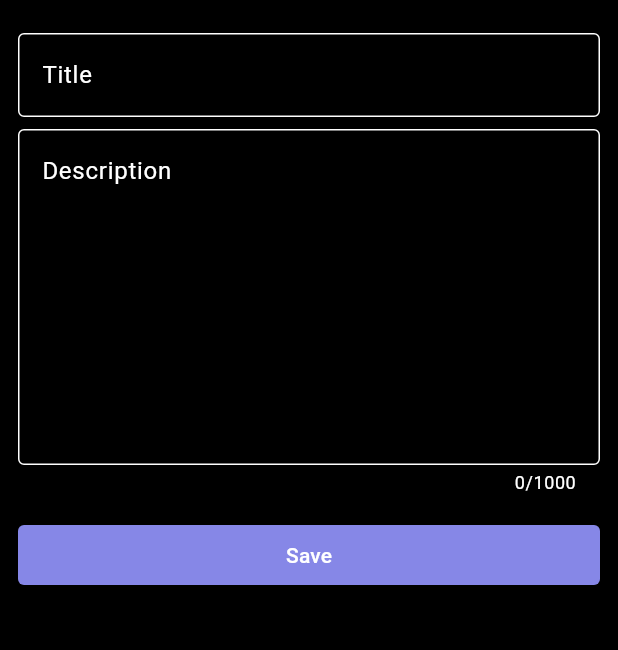
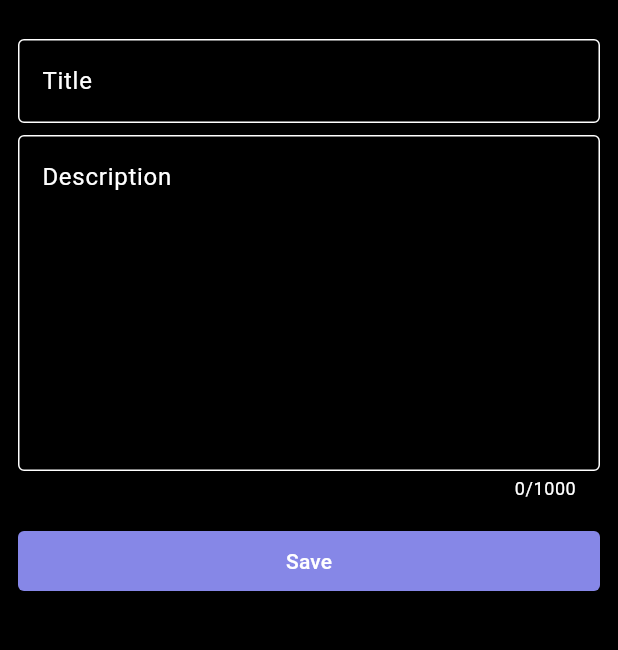
Before and after one commit to Bilawal-Mehfooz-Malik/todo_app, a Flutter app: the screen it shows after launch, after a tap on the "add" icon, on a phone screen of 412 x 824 dp, the part 63-713 px from its top. Run offline on Flutter 3.47's test engine with Material 3 defaults, Android fonts, the phone set to English and light mode, and no system bars; our stand-ins replace flutter_bloc, isar; accounts and stored records are empty; generated files the repository leaves out were written again.

Commit message:
removed responsiveness

```diff
--- a/lib/main.dart
+++ b/lib/main.dart
@@ -1,7 +1,7 @@
-import 'package:flutter_bloc/flutter_bloc.dart';
 import 'package:isar/isar.dart';
 import 'package:flutter/material.dart';
 import 'package:flutter/foundation.dart';
+import 'package:flutter_bloc/flutter_bloc.dart';
 import 'package:path_provider/path_provider.dart';
 import 'package:todo_app/src/features/data/isar_todo.dart';
 import 'package:todo_app/src/features/data/isar_repository.dart';
--- a/lib/src/app.dart
+++ b/lib/src/app.dart
@@ -5,7 +5,7 @@ import 'package:todo_app/src/theme/dark_theme.dart';
 
 // local imports
 import 'package:todo_app/src/utils/extensions.dart';
-import 'package:todo_app/src/features/presentation/my_tasks/my_todo_screen.dart';
+import 'package:todo_app/src/features/presentation/my_todos/my_todo_screen.dart';
 
 class MyApp extends StatelessWidget {
   const MyApp({super.key});
--- a/lib/src/features/presentation/add_tasks/add_todo_screen.dart
+++ /dev/null
@@ -1,32 +0,0 @@
-import 'package:flutter/material.dart';
-
-// local imports
-import 'package:todo_app/src/utils/extensions.dart';
-import 'package:todo_app/src/common/breakpoints.dart';
-import 'package:todo_app/src/constants/app_sizes.dart';
-import 'package:todo_app/src/common/responsive_scrollable_card.dart';
-import 'package:todo_app/src/features/presentation/add_tasks/add_todo_body.dart';
-
-class AddTodoScreen extends StatelessWidget {
-  const AddTodoScreen({super.key});
-
-  @override
-  Widget build(BuildContext context) {
-    return Scaffold(
-      appBar: AppBar(title: Text(context.loc.addTodo)),
-      body: LayoutBuilder(
-        builder: (context, constraints) {
-          if (constraints.maxWidth > Breakpoint.tablet) {
-            return const ResponsiveScrollableCard(child: AddTodoBody());
-          }
-
-          return const Padding(
-            padding:
-                EdgeInsets.symmetric(vertical: Sizes.p8, horizontal: Sizes.p12),
-            child: SingleChildScrollView(child: AddTodoBody()),
-          );
-        },
-      ),
-    );
-  }
-}
--- /dev/null
+++ b/lib/src/features/presentation/add_todo/add_todo_screen.dart
@@ -0,0 +1,21 @@
+import 'package:flutter/material.dart';
+
+// local imports
+import 'package:todo_app/src/utils/extensions.dart';
+import 'package:todo_app/src/constants/app_sizes.dart';
+import 'package:todo_app/src/features/presentation/add_todo/add_todo_body.dart';
+
+class AddTodoScreen extends StatelessWidget {
+  const AddTodoScreen({super.key});
+
+  @override
+  Widget build(BuildContext context) {
+    return Scaffold(
+      appBar: AppBar(title: Text(context.loc.addTodo)),
+      body: const Padding(
+        padding: EdgeInsets.all(Sizes.p12),
+        child: SingleChildScrollView(child: AddTodoBody()),
+      ),
+    );
+  }
+}
--- a/lib/src/features/presentation/my_tasks/my_todo_screen.dart
+++ /dev/null
@@ -1,43 +0,0 @@
-import 'package:flutter/material.dart';
-
-// local imports
-import 'package:todo_app/src/utils/extensions.dart';
-import 'package:todo_app/src/common/breakpoints.dart';
-import 'package:todo_app/src/constants/app_sizes.dart';
-import 'package:todo_app/src/common/responsive_center.dart';
-import 'package:todo_app/src/common/responsive_scrollable_card.dart';
-import 'package:todo_app/src/features/presentation/my_tasks/todo_list_view.dart';
-import 'package:todo_app/src/features/presentation/add_tasks/add_todo_screen.dart';
-
-class MyTodoScreen extends StatelessWidget {
-  const MyTodoScreen({super.key});
-
-  @override
-  Widget build(BuildContext context) {
-    return Scaffold(
-      appBar: AppBar(title: Text(context.loc.myTodos)),
-      body: LayoutBuilder(
-        builder: (context, constraints) {
-          if (constraints.maxWidth > Breakpoint.tablet) {
-            return const ResponsiveScrollableCard(child: TodoListView());
-          }
-
-          return const Padding(
-            padding: EdgeInsets.symmetric(horizontal: Sizes.p12),
-            child: ResponsiveCenter(child: TodoListView()),
-          );
-        },
-      ),
-      floatingActionButton: _floatingActionButton(context),
-    );
-  }
-
-  FloatingActionButton _floatingActionButton(BuildContext context) {
-    return FloatingActionButton(
-      child: const Icon(Icons.add),
-      onPressed: () => Navigator.of(context).push(
-        MaterialPageRoute(builder: (context) => const AddTodoScreen()),
-      ),
-    );
-  }
-}
--- /dev/null
+++ b/lib/src/features/presentation/my_todos/my_todo_screen.dart
@@ -0,0 +1,28 @@
+import 'package:flutter/material.dart';
+
+// local imports
+import 'package:todo_app/src/utils/extensions.dart';
+import 'package:todo_app/src/features/presentation/my_todos/todo_list_view.dart';
+import 'package:todo_app/src/features/presentation/add_todo/add_todo_screen.dart';
+
+class MyTodoScreen extends StatelessWidget {
+  const MyTodoScreen({super.key});
+
+  @override
+  Widget build(BuildContext context) {
+    return Scaffold(
+      appBar: AppBar(title: Text(context.loc.myTodos)),
+      body: const TodoListView(),
+      floatingActionButton: _floatingActionButton(context),
+    );
+  }
+
+  FloatingActionButton _floatingActionButton(BuildContext context) {
+    return FloatingActionButton(
+      child: const Icon(Icons.add),
+      onPressed: () => Navigator.of(context).push(
+        MaterialPageRoute(builder: (context) => const AddTodoScreen()),
+      ),
+    );
+  }
+}
--- a/lib/src/features/presentation/my_tasks/task_list_tile.dart
+++ b/lib/src/features/presentation/my_todos/task_list_tile.dart
@@ -40,7 +40,7 @@ class TodoListTile extends StatelessWidget {
     final todoCubit = context.read<TodoCubit>();
 
     return Padding(
-      padding: const EdgeInsets.all(8.0),
+      padding: const EdgeInsets.only(bottom: 8.0),
       child: Dismissible(
         // Dismissible allows the user to swipe the tile to delete the todo
         background: Container(color: context.color.error),
--- a/lib/src/features/presentation/my_tasks/todo_list_view.dart
+++ b/lib/src/features/presentation/my_todos/todo_list_view.dart
@@ -5,7 +5,7 @@ import 'package:flutter_bloc/flutter_bloc.dart';
 import 'package:todo_app/src/utils/extensions.dart';
 import 'package:todo_app/src/features/domain/todo_model.dart';
 import 'package:todo_app/src/features/presentation/todo_cubit.dart';
-import 'package:todo_app/src/features/presentation/my_tasks/task_list_tile.dart';
+import 'package:todo_app/src/features/presentation/my_todos/task_list_tile.dart';
 import 'package:todo_app/src/features/presentation/todo_details/todo_detail_screen.dart';
 
 class TodoListView extends StatelessWidget {
--- a/lib/src/features/presentation/todo_details/todo_detail_screen.dart
+++ b/lib/src/features/presentation/todo_details/todo_detail_screen.dart
@@ -1,7 +1,7 @@
 import 'package:flutter/material.dart';
 import 'package:todo_app/src/features/domain/todo_model.dart';
-import 'package:todo_app/src/features/presentation/add_tasks/add_todo_screen.dart';
 import 'package:todo_app/src/localization/string_hardcoded.dart';
+import 'package:todo_app/src/features/presentation/add_todo/add_todo_screen.dart';
 
 class TodoDetailScreen extends StatelessWidget {
   final Todo todo;
```
Also changed, not shown: lib/src/features/presentation/add_todo/add_todo_body.dart (renamed from lib/src/features/presentation/add_tasks/add_todo_body.dart).
